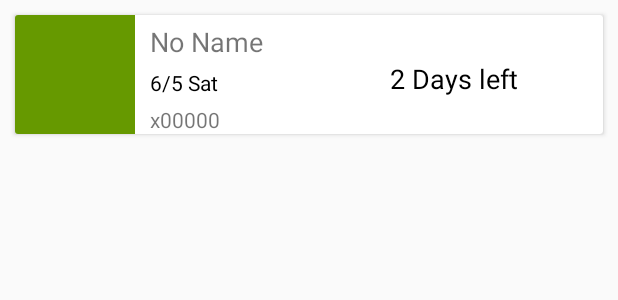
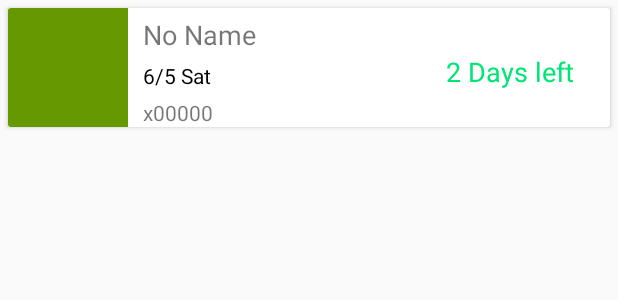
Before and after one commit to jk1z/Android-Expiry-reminder, an Android app: the layout list_item_item.xml on its own in the app's theme, with its tools: preview values and no code run, on a phone screen of 412 x 824 dp. Shown: the top 300 px of the screen. Run offline under Robolectric (Android 15) with nearby library versions, the phone set to English and light mode, and no system bars.

```diff
--- a/app/build.gradle
+++ b/app/build.gradle
@@ -30,4 +30,6 @@ dependencies {
     compile 'com.android.support:design:25.3.1'
     testCompile 'junit:junit:4.12'
     compile 'com.android.support:cardview-v7:25.3.1'
+    compile 'com.journeyapps:zxing-android-embedded:3.0.2@aar'
+    compile 'com.google.zxing:core:3.2.0'
 }
--- a/app/src/main/AndroidManifest.xml
+++ b/app/src/main/AndroidManifest.xml
@@ -1,5 +1,6 @@
 <?xml version="1.0" encoding="utf-8"?>
 <manifest xmlns:android="http://schemas.android.com/apk/res/android"
+    xmlns:tools="http://schemas.android.com/tools"
     package="edu.monash.fit3027.fit3027_final_application">
 
     <uses-permission android:name="android.permission.CAMERA" />
@@ -31,6 +32,10 @@
         <activity android:name=".ItemDetail" />
         <activity android:name=".ItemScanner"/>
         <receiver android:name=".NotifyHelper"/>
+        <activity
+            android:name="com.journeyapps.barcodescanner.CaptureActivity"
+            android:screenOrientation="fullSensor"
+            tools:replace="screenOrientation" />
     </application>
 
 </manifest>
--- a/app/src/main/res/layout/list_item_item.xml
+++ b/app/src/main/res/layout/list_item_item.xml
@@ -6,12 +6,12 @@
     android:id="@+id/itemCardView"
     android:layout_width="match_parent"
     android:layout_height="wrap_content"
-    android:layout_marginLeft="10dp"
-    android:layout_marginRight="10dp"
-    android:layout_marginTop="10dp">
+    android:layout_marginLeft="5dp"
+    android:layout_marginRight="5dp"
+    android:layout_marginTop="5dp">
 
     <LinearLayout
-        android:layout_width="390dp"
+        android:layout_width="match_parent"
         android:layout_height="match_parent"
         android:orientation="horizontal"
         android:weightSum="1">
@@ -62,12 +62,15 @@
 
             <TextView
                 android:id="@+id/daysLeftTextView"
-                android:layout_width="90dp"
+                android:layout_width="100dp"
                 android:layout_height="wrap_content"
                 android:layout_above="@+id/itemQuantityTextView"
-                android:layout_toEndOf="@+id/itemNameTextView"
+                android:layout_alignParentEnd="true"
+                android:layout_gravity="center_vertical"
+                android:layout_marginEnd="17dp"
+                android:gravity="center"
                 android:text="2 Days left"
-                android:textColor="@android:color/black"
+                android:textColor="#00e676"
                 android:textSize="18sp" />
 
         </RelativeLayout>
```
Also changed, not shown: app/src/main/java/edu/monash/fit3027/fit3027_final_application/ItemDetail.java (+41 -21 lines), app/src/main/java/edu/monash/fit3027/fit3027_final_application/ItemScanner.java (+35 -85 lines), app/src/main/res/layout/item_scanner.xml (+3 -6 lines).
